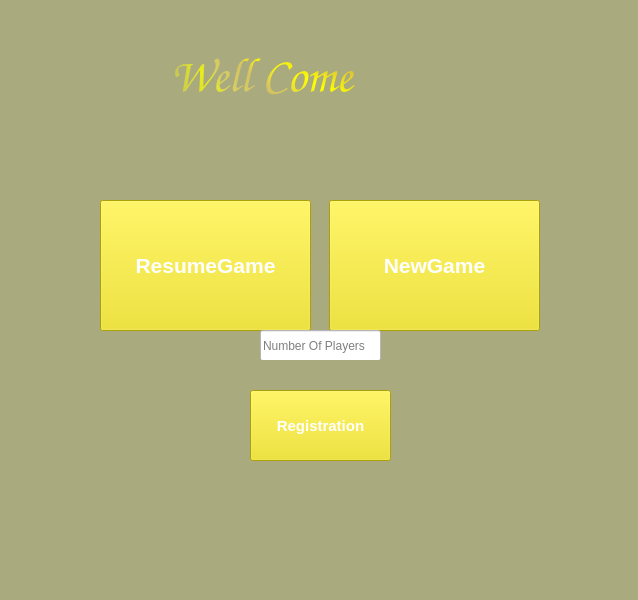
Qt form mainwindow.ui (Parsazahedian/Farm_fum_1402) before a commit.
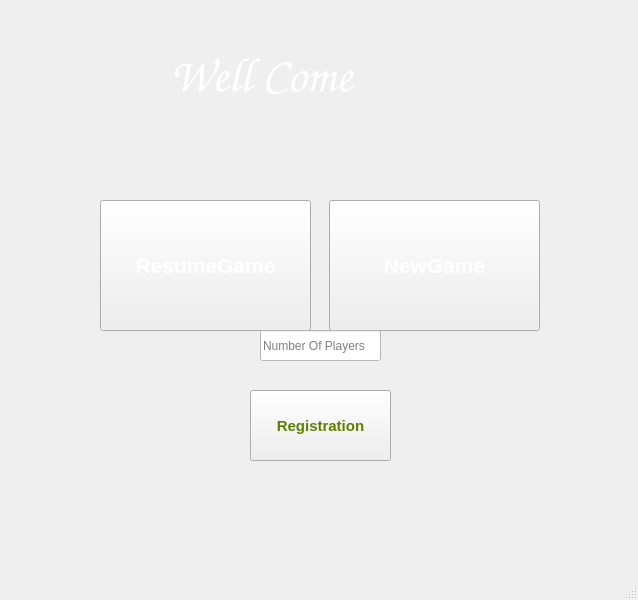
The same form after that commit.

Commit message: Add_Background_for_pages_and_change_the_text_and_design

Patch:
```diff
--- a/mainwindow.ui
+++ b/mainwindow.ui
@@ -14,7 +14,7 @@
    <string>MainWindow</string>
   </property>
   <property name="styleSheet">
-   <string notr="true">background-color: rgb(170, 170, 127);</string>
+   <string notr="true"/>
   </property>
   <widget class="QWidget" name="centralwidget">
    <widget class="QPushButton" name="pushButton">
@@ -34,7 +34,7 @@
      </font>
     </property>
     <property name="styleSheet">
-     <string notr="true">background-color: rgb(239, 224, 9);
+     <string notr="true">
 color: qlineargradient(spread:pad, x1:0, y1:0, x2:1, y2:0, stop:0 rgba(0, 0, 0, 255), stop:1 rgba(255, 255, 255, 255));</string>
     </property>
     <property name="text">
@@ -58,7 +58,7 @@
      </font>
     </property>
     <property name="styleSheet">
-     <string notr="true">background-color: rgb(239, 224, 9);
+     <string notr="true">
 color: qlineargradient(spread:pad, x1:0, y1:0, x2:1, y2:0, stop:0 rgba(0, 0, 0, 255), stop:1 rgba(255, 255, 255, 255));</string>
     </property>
     <property name="text">
@@ -82,8 +82,7 @@
      </font>
     </property>
     <property name="styleSheet">
-     <string notr="true">background-color: rgb(239, 224, 9);
-color: qlineargradient(spread:pad, x1:0, y1:0, x2:1, y2:0, stop:0 rgba(0, 0, 0, 255), stop:1 rgba(255, 255, 255, 255));</string>
+     <string notr="true">color: qlineargradient(spread:pad, x1:0, y1:0, x2:1, y2:0, stop:0 rgba(9, 41, 4, 255), stop:0.085 rgba(2, 79, 0, 255), stop:0.19 rgba(50, 147, 22, 255), stop:0.275 rgba(236, 191, 49, 255), stop:0.39 rgba(243, 61, 34, 255), stop:0.555 rgba(135, 81, 60, 255), stop:0.667 rgba(121, 75, 255, 255), stop:0.825 rgba(164, 255, 244, 255), stop:0.885 rgba(104, 222, 71, 255), stop:1 rgba(93, 128, 0, 255));</string>
     </property>
     <property name="text">
      <string>Registration</string>
@@ -114,8 +113,14 @@
       <height>21</height>
      </rect>
     </property>
+    <property name="font">
+     <font>
+      <weight>75</weight>
+      <bold>true</bold>
+     </font>
+    </property>
     <property name="styleSheet">
-     <string notr="true">color: rgb(255, 0, 0);</string>
+     <string notr="true">color: rgb(255, 255, 255);</string>
     </property>
     <property name="text">
      <string/>
@@ -140,7 +145,7 @@
      </font>
     </property>
     <property name="styleSheet">
-     <string notr="true">color: qconicalgradient(cx:0, cy:0, angle:135, stop:0 rgba(255, 255, 0, 69), stop:0.375 rgba(255, 255, 0, 69), stop:0.423533 rgba(251, 255, 0, 145), stop:0.45 rgba(247, 255, 0, 208), stop:0.477581 rgba(255, 244, 71, 130), stop:0.518717 rgba(255, 218, 71, 130), stop:0.55 rgba(255, 255, 0, 255), stop:0.57754 rgba(255, 203, 0, 130), stop:0.625 rgba(255, 255, 0, 69), stop:1 rgba(255, 255, 0, 69));</string>
+     <string notr="true">color: qlineargradient(spread:pad, x1:0, y1:0, x2:1, y2:0, stop:0 rgba(0, 0, 0, 255), stop:1 rgba(255, 255, 255, 255));</string>
     </property>
     <property name="text">
      <string>Well Come</string>
```
The commit also changes 4 other files.
